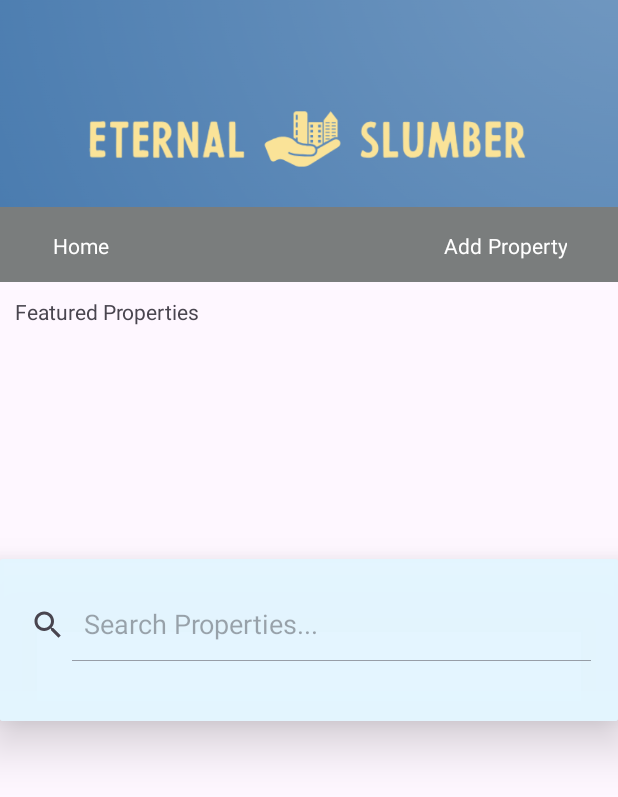
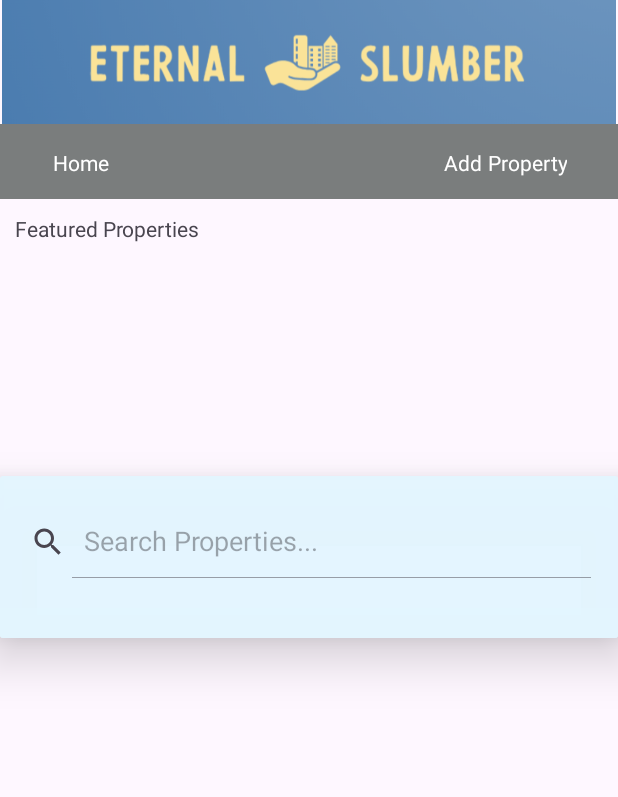
Before and after one commit to Javiebear/EternalSlumber, an Android app: the screen it shows after launch (MainActivity), on a phone screen of 412 x 824 dp. Shown: the top 797 px of the screen. Run offline under Robolectric (Android 15) with nearby library versions, the phone set to English and light mode, and no system bars; Roboto replaces fonts that are not available here; 1 statement that could not run was skipped.

Commit message:
Update activity_main.xml

```diff
--- a/app/src/main/res/layout/activity_main.xml
+++ b/app/src/main/res/layout/activity_main.xml
@@ -16,7 +16,7 @@
         app:layout_constraintHorizontal_bias="0.0"
         app:layout_constraintStart_toStartOf="parent"
         app:layout_constraintTop_toTopOf="parent"
-        app:srcCompat="@drawable/logo" />
+        app:srcCompat="@drawable/logo_cropped" />
 
     <androidx.appcompat.widget.Toolbar
         android:id="@+id/toolbar"
@@ -25,8 +25,9 @@
         android:background="@color/gray"
         android:minHeight="?attr/actionBarSize"
         android:theme="?attr/actionBarTheme"
-        app:layout_constraintBottom_toBottomOf="@+id/logoImage"
+        app:layout_constraintTop_toBottomOf="@+id/logoImage"
         app:layout_constraintEnd_toEndOf="parent"
+        app:layout_constraintHorizontal_bias="0.0"
         app:layout_constraintStart_toStartOf="parent" />
 
     <androidx.recyclerview.widget.RecyclerView
@@ -50,7 +51,7 @@
         android:fontFamily="@font/golos_text"
         android:text="Featured Properties"
         app:layout_constraintStart_toStartOf="parent"
-        app:layout_constraintTop_toBottomOf="@+id/logoImage" />
+        app:layout_constraintTop_toBottomOf="@+id/toolbar" />
 
     <androidx.core.widget.NestedScrollView
         android:layout_width="match_parent"
@@ -116,7 +117,7 @@
         android:fontFamily="@font/golos_text"
         android:text="Add Property"
         app:cornerRadius="0dp"
-        app:layout_constraintBottom_toBottomOf="@+id/logoImage"
+        app:layout_constraintBottom_toBottomOf="@+id/toolbar"
         app:layout_constraintEnd_toEndOf="@+id/toolbar"
         app:layout_constraintTop_toTopOf="@+id/toolbar"
         app:layout_constraintVertical_bias="1.0" />
@@ -130,7 +131,7 @@
         android:fontFamily="@font/golos_text"
         android:text="Home"
         app:cornerRadius="0dp"
-        app:layout_constraintBottom_toBottomOf="@+id/logoImage"
+        app:layout_constraintBottom_toBottomOf="@+id/toolbar"
         app:layout_constraintStart_toStartOf="@+id/toolbar"
         app:layout_constraintTop_toTopOf="@+id/toolbar"
         app:layout_constraintVertical_bias="1.0" />
```
